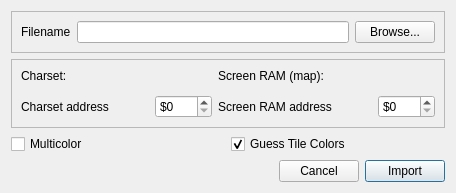
The window that src/importvicedialog.ui (ricardoquesada/vchar64) describes before a commit, drawn with Qt 5.
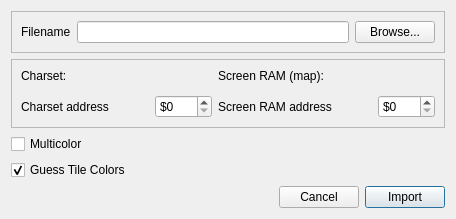
The same window after the commit. Custom widgets are drawn as their Qt base class.

```diff
--- a/src/importvicedialog.ui
+++ b/src/importvicedialog.ui
@@ -151,8 +151,6 @@
     </widget>
    </item>
    <item>
-    <layout class="QHBoxLayout" name="horizontalLayout_5">
-     <item>
       <widget class="QCheckBox" name="checkBoxMulticolor">
        <property name="text">
         <string>Multicolor</string>
@@ -171,8 +169,6 @@
      </item>
      <item>
       <layout class="QHBoxLayout" name="horizontalLayout_6"/>
-     </item>
-    </layout>
    </item>
    <item>
     <layout class="QHBoxLayout" name="horizontalLayout_2">
```
Lines whose indentation alone changed are shown as unchanged.
